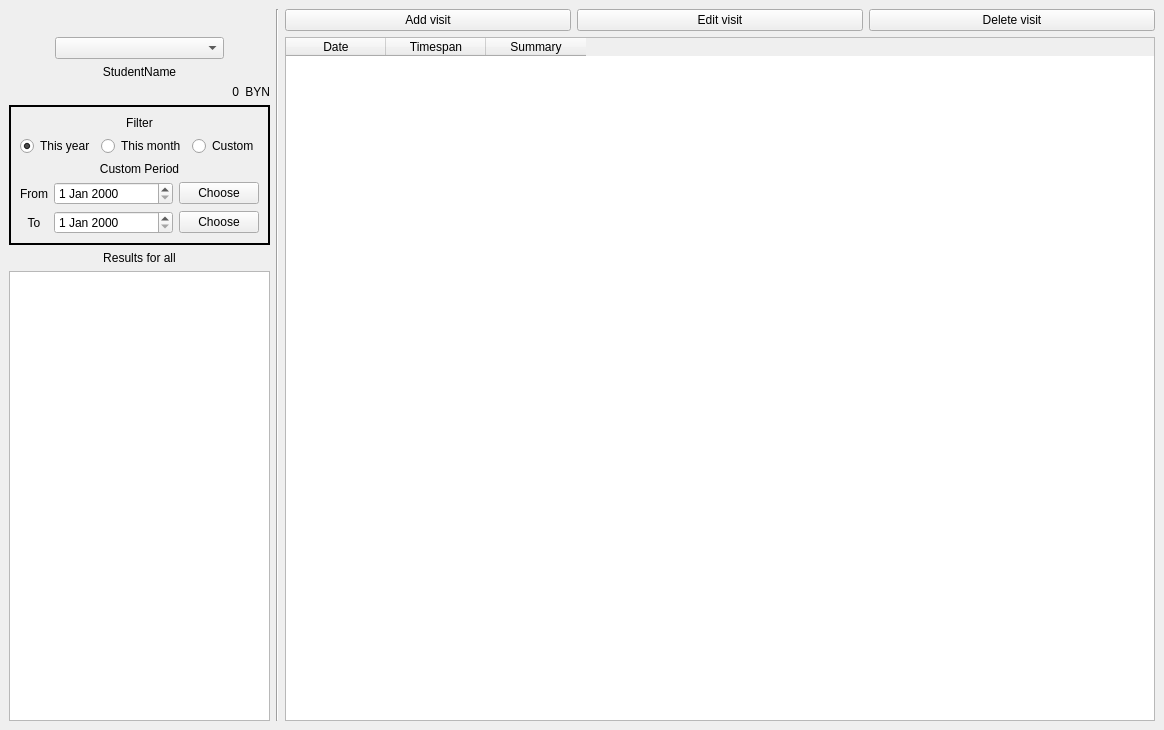
Before: the Qt Designer form ui_templates/windows/main_window.ui in IliaSuponeff/StudentsAccounting, drawn with Qt 5.
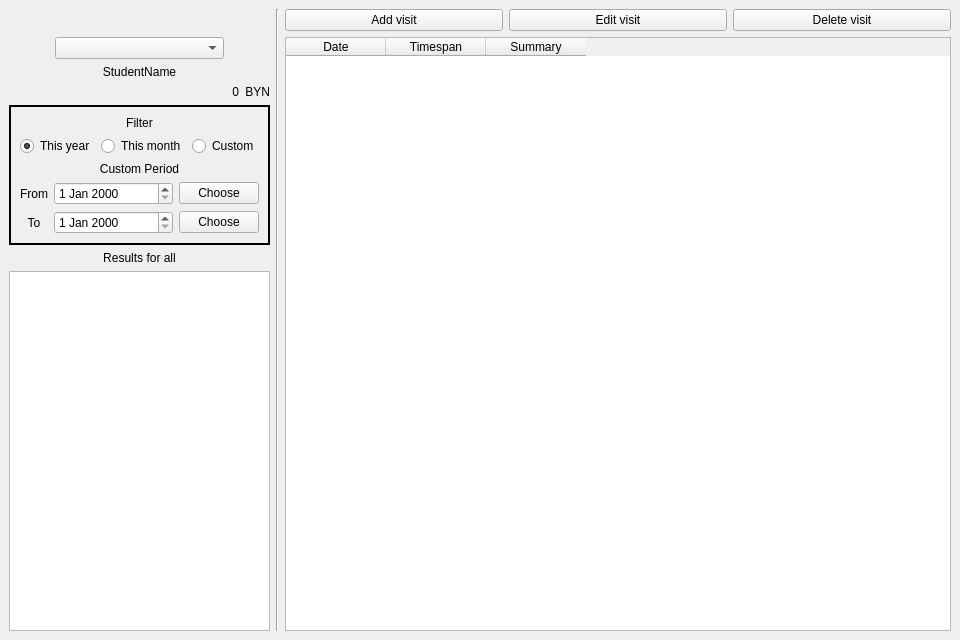
After: the same form once the commit is applied.

The edit to the form file:
```diff
--- a/ui_templates/windows/main_window.ui
+++ b/ui_templates/windows/main_window.ui
@@ -6,10 +6,22 @@
    <rect>
     <x>0</x>
     <y>0</y>
-    <width>1164</width>
-    <height>730</height>
+    <width>960</width>
+    <height>640</height>
    </rect>
   </property>
+  <property name="minimumSize">
+   <size>
+    <width>960</width>
+    <height>640</height>
+   </size>
+  </property>
+  <property name="maximumSize">
+   <size>
+    <width>16777215</width>
+    <height>16777215</height>
+   </size>
+  </property>
   <property name="windowTitle">
    <string>StudentAccounting</string>
   </property>
```
